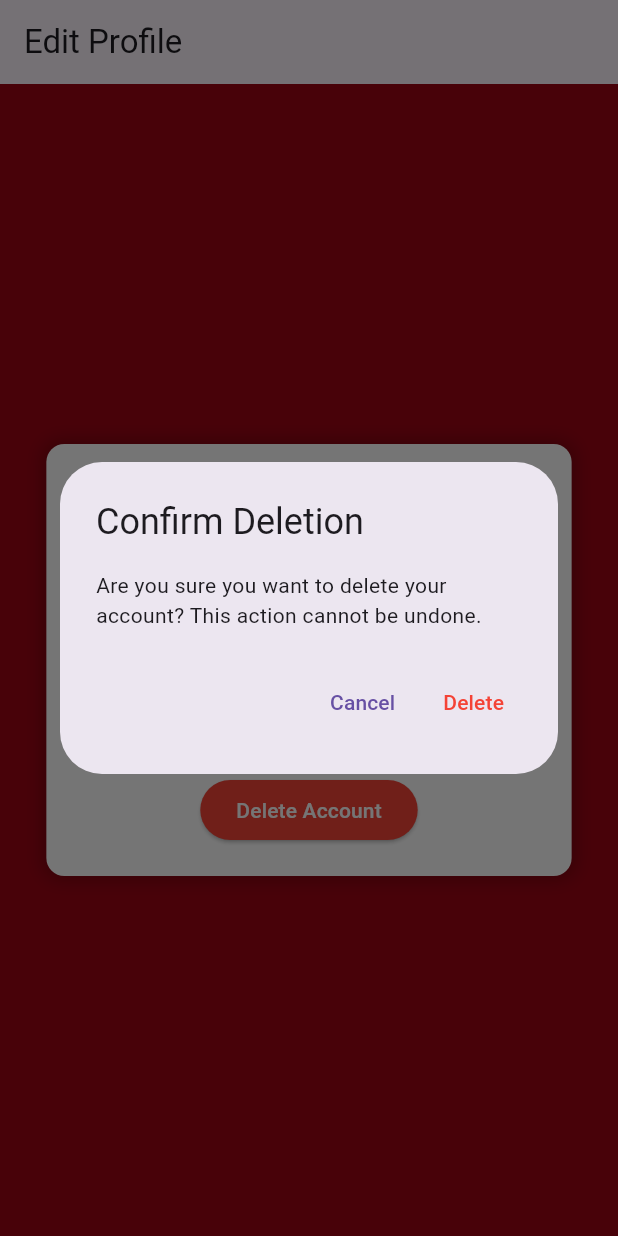
After one commit to UNIZAR-30226-2025-11/FrontAndroid, a Flutter app: the EditProfileScreen screen opened directly, after a tap on "Delete Account", on a phone screen of 412 x 824 dp. The commit adds this screen. Run offline on Flutter 3.47's test engine with Material 3 defaults, Android fonts, the phone set to English and light mode, and no system bars; our stand-ins replace fl_chart.

Commit message:
edit profile

```diff
--- /dev/null
+++ b/lib/editProfile.dart
@@ -0,0 +1,121 @@
+import 'package:flutter/material.dart';
+
+class EditProfileScreen extends StatefulWidget {
+  @override
+  _EditProfileScreenState createState() => _EditProfileScreenState();
+}
+
+class _EditProfileScreenState extends State<EditProfileScreen> {
+  final TextEditingController newPasswordController = TextEditingController();
+  final TextEditingController confirmPasswordController = TextEditingController();
+
+  void _showSnackBar(String message) {
+    var scaffoldMessenger = ScaffoldMessenger.of(context);
+    scaffoldMessenger.showSnackBar(
+      SnackBar(
+        content: Row(
+          children: [
+            Icon(Icons.error, color: Colors.white),
+            SizedBox(width: 8),
+            Expanded(
+              child: Text(message, style: TextStyle(color: Colors.white)),
+            ),
+            IconButton(
+              icon: Icon(Icons.close, color: Colors.white),
+              onPressed: () {
+                scaffoldMessenger.hideCurrentSnackBar();
+              },
+            ),
+          ],
+        ),
+        duration: Duration(seconds: 5),
+        behavior: SnackBarBehavior.floating,
+        backgroundColor: Colors.redAccent,
+      ),
+    );
+  }
+
+  void _changePassword() {
+    if (newPasswordController.text != confirmPasswordController.text) {
+      _showSnackBar("Passwords must match!");
+      return;
+    }
+    print("Password changed successfully");
+  }
+
+  void _confirmDeleteAccount() {
+    showDialog(
+      context: context,
+      builder: (BuildContext context) {
+        return AlertDialog(
+          title: Text("Confirm Deletion"),
+          content: Text("Are you sure you want to delete your account? This action cannot be undone."),
+          actions: [
+            TextButton(
+              onPressed: () => Navigator.of(context).pop(),
+              child: Text("Cancel"),
+            ),
+            TextButton(
+              onPressed: () {
+                Navigator.of(context).pop();
+                print("Account deleted");
+              },
+              child: Text("Delete", style: TextStyle(color: Colors.red)),
+            ),
+          ],
+        );
+      },
+    );
+  }
+
+  @override
+  Widget build(BuildContext context) {
+    return Scaffold(
+      appBar: AppBar(title: Text('Edit Profile')),
+      backgroundColor: Color(0xFF9D0514),
+      body: Center(
+        child: Container(
+          padding: EdgeInsets.all(20),
+          decoration: BoxDecoration(
+            color: Colors.white,
+            borderRadius: BorderRadius.circular(12),
+            boxShadow: [
+              BoxShadow(
+                color: Colors.black26,
+                blurRadius: 10,
+                spreadRadius: 2,
+              ),
+            ],
+          ),
+          width: MediaQuery.of(context).size.width * 0.85,
+          child: Column(
+            mainAxisSize: MainAxisSize.min,
+            children: [
+              TextField(
+                controller: newPasswordController,
+                decoration: InputDecoration(labelText: "New Password"),
+                obscureText: true,
+              ),
+              TextField(
+                controller: confirmPasswordController,
+                decoration: InputDecoration(labelText: "Confirm Password"),
+                obscureText: true,
+              ),
+              SizedBox(height: 20),
+              ElevatedButton(
+                onPressed: _changePassword,
+                child: Text("Change Password"),
+              ),
+              SizedBox(height: 20),
+              ElevatedButton(
+                onPressed: _confirmDeleteAccount,
+                style: ElevatedButton.styleFrom(backgroundColor: Colors.red),
+                child: Text("Delete Account", style: TextStyle(color: Colors.white)),
+              ),
+            ],
+          ),
+        ),
+      ),
+    );
+  }
+}
```
Also changed, not shown: lib/homePage.dart (+14 -9 lines).
